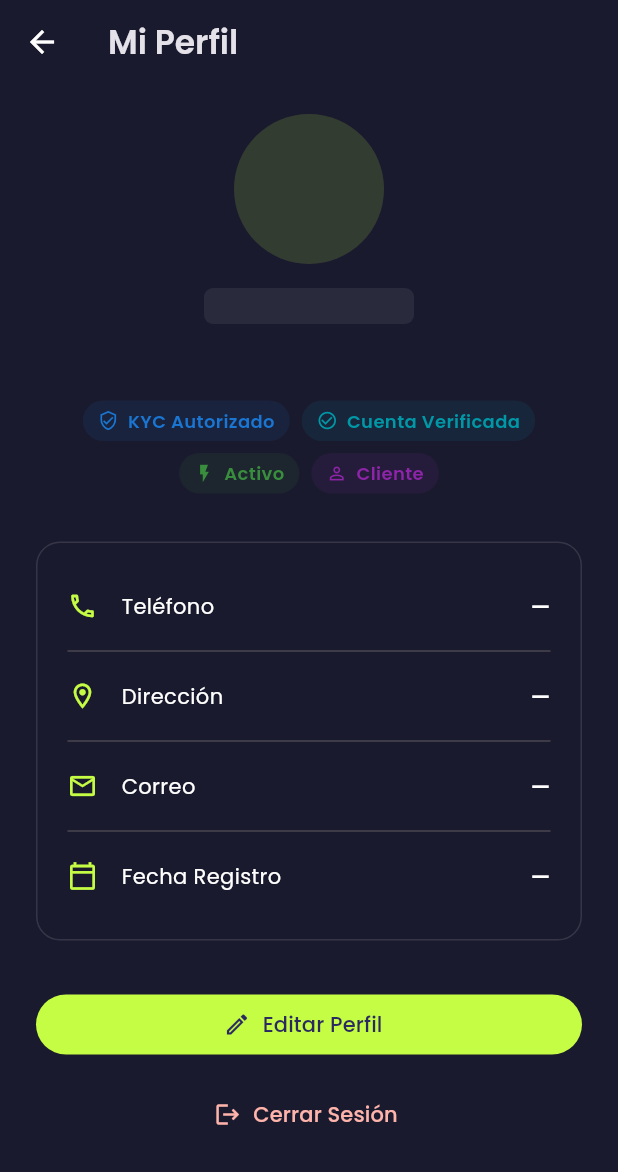
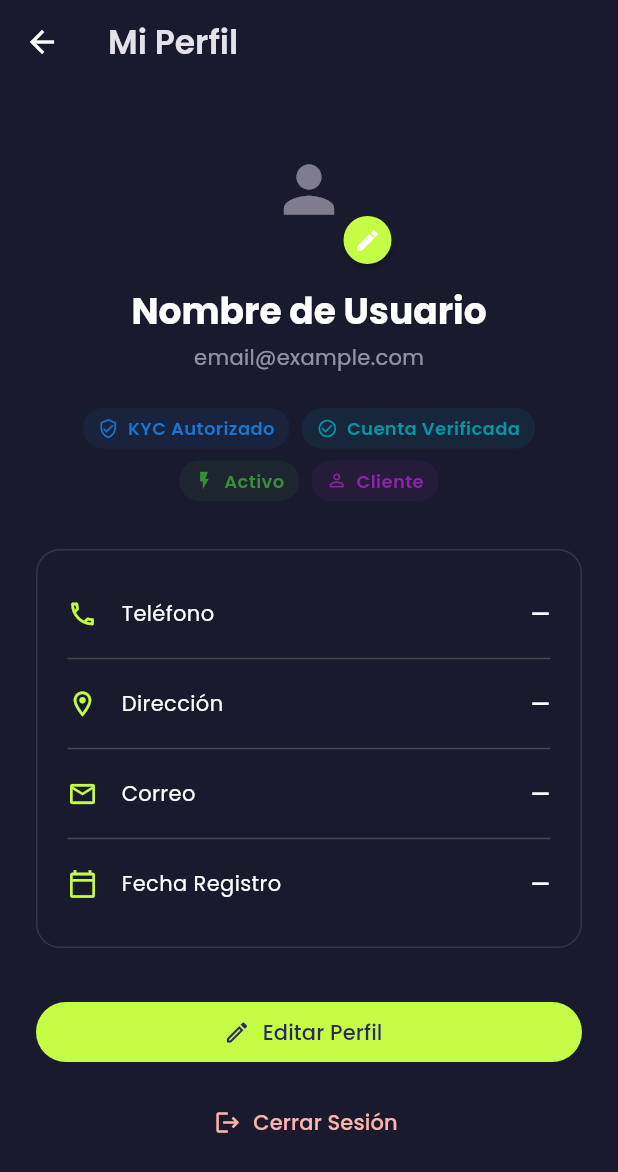
Before and after one commit to atorress91/flutter-app, a Flutter app: the ProfileScreen screen opened directly, on a phone screen of 412 x 824 dp. Shown: the top 1172 px of the screen. Run offline on Flutter 3.47's test engine with Material 3 defaults, Android fonts, the phone set to English and light mode, and no system bars; our stand-ins replace cached_network_image, connectivity_plus, custom_refresh_indicator, device_info_plus, equatable, firebase_core and 10 more; missing offline and left inert: network_info_plus; accounts and stored records are empty.

Commit message:
Add profile picture update functionality and integrate new dependencies
- Added `ProfileScreenController` to manage profile picture updates.
- Implemented `UploadProfileImageUseCase` and `UpdateProfileImageUrlUseCase` to handle image upload and URL update processes.
- Integrated dependencies `cached_network_image` and `sqflite_darwin` for image handling and database support.
- Updated `ProfileHeader` with a user avatar editing option and validation.
- Modified `pubspec.yaml` and lock files with required dependency updates.

```diff
--- a/lib/features/dashboard/data/providers/account_providers.dart
+++ b/lib/features/dashboard/data/providers/account_providers.dart
@@ -4,6 +4,7 @@ import 'package:my_app/features/auth/data/repositories/auth_repository_impl.dart
 import 'package:my_app/features/auth/domain/repositories/auth_repository.dart';
 import 'package:my_app/features/auth/domain/use_cases/perform_login_use_case.dart';
 import 'package:my_app/features/auth/domain/use_cases/perform_registration_use_case.dart';
+import 'package:my_app/features/dashboard/domain/use_cases/update_profile_image_url_use_case.dart';
 
 // --- REPOSITORIES ---
 final authRepositoryProvider = Provider<AuthRepository>(
@@ -18,3 +19,7 @@ final performLoginUseCaseProvider = Provider<PerformLoginUseCase>(
 final performRegistrationUseCaseProvider = Provider<PerformRegistrationUseCase>(
       (ref) => PerformRegistrationUseCase(),
 );
+
+final updateProfileImageUrlUseCaseProvider = Provider<UpdateProfileImageUrlUseCase>(
+      (ref) => UpdateProfileImageUrlUseCase(ref.watch(authRepositoryProvider)),
+);
--- a/lib/features/dashboard/presentation/screens/profile_screen.dart
+++ b/lib/features/dashboard/presentation/screens/profile_screen.dart
@@ -1,14 +1,18 @@
 import 'package:flutter/material.dart';
+import 'package:flutter_riverpod/flutter_riverpod.dart';
 import 'package:google_fonts/google_fonts.dart';
+
+import 'package:my_app/features/dashboard/presentation/controllers/profile_screen_controller.dart';
 import 'package:my_app/features/dashboard/presentation/widgets/profile/profile_header.dart';
 import 'package:my_app/features/dashboard/presentation/widgets/profile/profile_info_card.dart';
 import 'package:my_app/features/dashboard/presentation/widgets/profile/profile_status_badges.dart';
 
-class ProfileScreen extends StatelessWidget {
+class ProfileScreen extends ConsumerWidget {
   const ProfileScreen({super.key});
 
   @override
-  Widget build(BuildContext context) {
+  Widget build(BuildContext context, WidgetRef ref) {
+    final profileController = ref.read(profileScreenControllerProvider);
     return Scaffold(
       appBar: AppBar(
         title: Text(
@@ -25,7 +29,24 @@ class ProfileScreen extends StatelessWidget {
           padding: const EdgeInsets.symmetric(horizontal: 24, vertical: 20),
           child: Column(
             children: [
-              const ProfileHeader(),
+              ProfileHeader(
+                onEdit: () async {
+                  try {
+                    await profileController.updateProfilePicture();
+                    if(context.mounted) {
+                      ScaffoldMessenger.of(context).showSnackBar(
+                        const SnackBar(content: Text('¡Foto de perfil actualizada!')),
+                      );
+                    }
+                  } catch (e) {
+                    if(context.mounted) {
+                      ScaffoldMessenger.of(context).showSnackBar(
+                        SnackBar(content: Text('Error al subir la imagen: $e')),
+                      );
+                    }
+                  }
+                },
+              ),
               const SizedBox(height: 24),
               const ProfileStatusBadges(),
               const SizedBox(height: 32),
--- a/lib/features/dashboard/presentation/widgets/profile/profile_header.dart
+++ b/lib/features/dashboard/presentation/widgets/profile/profile_header.dart
@@ -1,108 +1,84 @@
+import 'package:cached_network_image/cached_network_image.dart';
 import 'package:flutter/material.dart';
 import 'package:flutter_riverpod/flutter_riverpod.dart';
 import 'package:google_fonts/google_fonts.dart';
 import 'package:my_app/features/auth/presentation/providers/auth_state_provider.dart';
 
 class ProfileHeader extends ConsumerWidget {
-  const ProfileHeader({super.key});
+  final VoidCallback onEdit;
+
+  const ProfileHeader({
+    super.key,
+    required this.onEdit,
+  });
 
   @override
   Widget build(BuildContext context, WidgetRef ref) {
-    final asyncSession = ref.watch(authNotifierProvider);
-    final user = asyncSession.value?.user; // UsersAffiliatesDto?
-
-    final displayName = () {
-      if (user == null) return '';
-
-      if (user.fullName != null && user.fullName!.isNotEmpty) {
-        return user.fullName!;
-      }
-
-      if (user.userName.isNotEmpty) return user.userName;
-      return user.email;
-    }();
-
-    final secondary = () {
-      if (user == null) return '';
-      if (user.userName.isNotEmpty) return '@${user.userName}';
-      return user.email;
-    }();
-
-    final imageUrl = user?.imageUrl;
+    final authState = ref.watch(authNotifierProvider);
+    final user = authState.asData?.value?.user;
+    final typography = Theme.of(context).textTheme;
+    final colorScheme = Theme.of(context).colorScheme;
 
     return Column(
+      children: [
+        Stack(
+          clipBehavior: Clip.none,
           children: [
             Hero(
               tag: 'user_avatar',
               child: CircleAvatar(
                 radius: 50,
-            backgroundColor: Theme.of(
-              context,
-            ).colorScheme.primary.withAlpha((255 * 0.15).toInt()),
-            backgroundImage: (imageUrl != null && imageUrl.isNotEmpty)
-                ? NetworkImage(imageUrl)
+                backgroundColor: colorScheme.surface,
+                backgroundImage: (user?.imageUrl != null && user!.imageUrl!.isNotEmpty)
+                    ? CachedNetworkImageProvider(user.imageUrl!)
                     : null,
-            child: (imageUrl == null || imageUrl.isEmpty)
-                ? Text(
-                    _initialsFrom(displayName),
-                    style: GoogleFonts.poppins(
-                      fontSize: 20,
-                      fontWeight: FontWeight.w700,
-                      color: Theme.of(context).colorScheme.primary,
-                    ),
+                child: (user?.imageUrl == null || user!.imageUrl!.isEmpty)
+                    ? Icon(
+                  Icons.person,
+                  size: 50,
+                  color: colorScheme.onSurface.withAlpha((255*0.5).toInt()),
                 )
                     : null,
               ),
             ),
+            Positioned(
+              bottom: 0,
+              right: -5,
+              child: Material(
+                color: colorScheme.primary,
+                shape: const CircleBorder(),
+                elevation: 2,
+                child: InkWell(
+                  onTap: onEdit,
+                  customBorder: const CircleBorder(),
+                  child: const SizedBox(
+                    width: 32,
+                    height: 32,
+                    child: Icon(
+                      Icons.edit,
+                      color: Colors.white,
+                      size: 18,
+                    ),
+                  ),
+                ),
+              ),
+            ),
+          ],
+        ),
         const SizedBox(height: 16),
-        if (user == null)
-          Container(
-            width: 140,
-            height: 24,
-            decoration: BoxDecoration(
-              color: Theme.of(
-                context,
-              ).colorScheme.onSurface.withAlpha((255 * 0.08).toInt()),
-              borderRadius: BorderRadius.circular(6),
-            ),
-          )
-        else
         Text(
-            displayName,
-            overflow: TextOverflow.ellipsis,
-            maxLines: 1,
-            softWrap: false,
+          user?.fullName ?? 'Nombre de Usuario',
           style: GoogleFonts.poppins(
-              fontSize: 24,
+            textStyle: typography.headlineSmall,
             fontWeight: FontWeight.bold,
           ),
         ),
         const SizedBox(height: 4),
         Text(
-          secondary,
-          overflow: TextOverflow.ellipsis,
-          maxLines: 1,
-          softWrap: false,
-          style: GoogleFonts.poppins(
-            fontSize: 16,
-            color: Theme.of(
-              context,
-            ).colorScheme.onSurface.withAlpha((255 * 0.6).toInt()),
-          ),
+          user?.email ?? 'email@example.com',
+          style: typography.bodyMedium?.copyWith(color: colorScheme.onSurface.withAlpha((255*0.6).toInt())),
         ),
       ],
     );
   }
 }
-
-String _initialsFrom(String name) {
-  if (name.trim().isEmpty) return '';
-  final parts = name
-      .trim()
-      .split(RegExp(r"\s+"))
-      .where((p) => p.isNotEmpty)
-      .toList();
-  if (parts.isEmpty) return '';
-  if (parts.length == 1) return parts.first[0].toUpperCase();
-  return (parts[0][0] + parts[1][0]).toUpperCase();
-}
--- a/pubspec.yaml
+++ b/pubspec.yaml
@@ -53,6 +53,7 @@ dependencies:
   cupertino_icons: ^1.0.8
   custom_refresh_indicator: ^4.0.1
   image_picker: ^1.0.7
+  cached_network_image: ^3.3.1
 
 dev_dependencies:
   flutter_test:
```
Also changed, not shown: lib/features/dashboard/domain/use_cases/update_profile_image_url_use_case.dart (added, +12 -0 lines), lib/features/dashboard/domain/use_cases/upload_profile_image_use_case.dart (added, +21 -0 lines), lib/features/dashboard/presentation/controllers/profile_screen_controller.dart (added, +38 -0 lines), pubspec.lock, 1 other file. Lines whose indentation alone changed are shown as unchanged.
